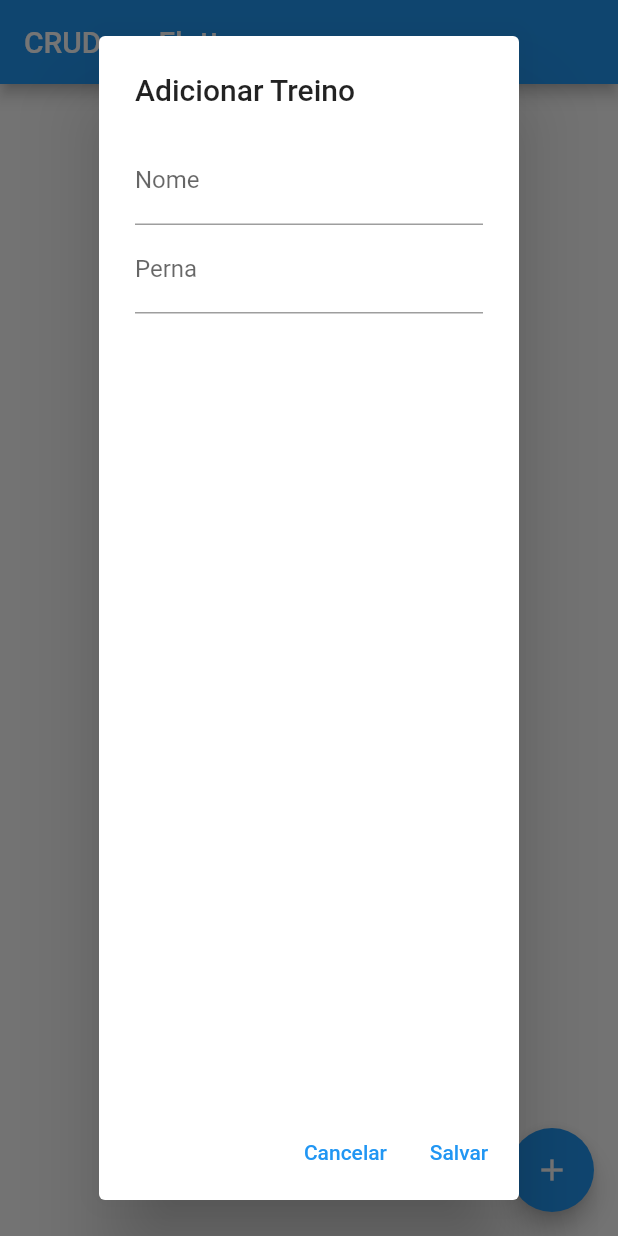
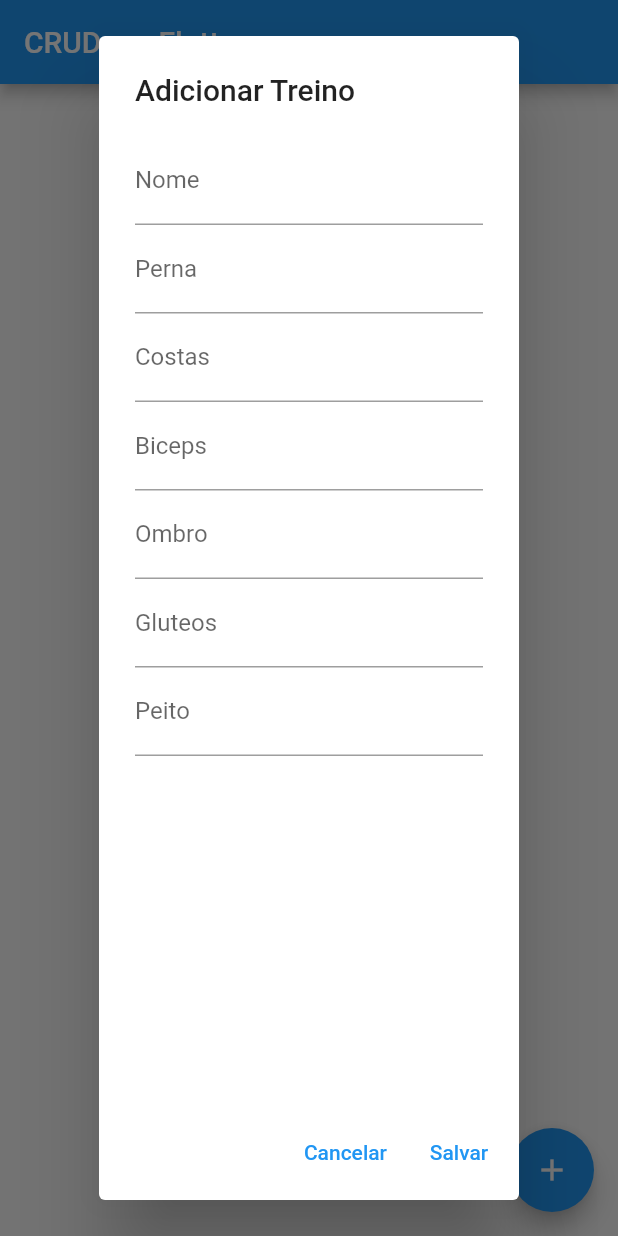
Before and after one commit to iftx999/App-Academy, a Flutter app: the TelaMenu4 screen opened directly, after a tap on the "add" icon, on a phone screen of 412 x 824 dp. Run offline on Flutter 3.47's test engine with Material 2 defaults, Android fonts, the phone set to English and light mode, and no system bars; our stand-ins replace google_fonts, sqflite; accounts and stored records are empty.

Commit message:
LAbels: Adicionar labels no form de treino

```diff
--- a/lib/page-1/iphone-8-plus-4.dart
+++ b/lib/page-1/iphone-8-plus-4.dart
@@ -107,6 +107,26 @@ class _TelaMenu4State extends State<TelaMenu4> {
                 controller: _pernaController,
                 decoration: InputDecoration(labelText: 'Perna'),
               ),
+              TextField(
+                controller: _bicepsController,
+                decoration: InputDecoration(labelText: 'Costas'),
+              ),
+              TextField(
+                controller: _bicepsController,
+                decoration: InputDecoration(labelText: 'Biceps'),
+              ),
+              TextField(
+                controller: _ombroController,
+                decoration: InputDecoration(labelText: 'Ombro'),
+              ),
+              TextField(
+                controller: _gluteosController,
+                decoration: InputDecoration(labelText: 'Gluteos'),
+              ),
+              TextField(
+                controller: _peitoController,
+                decoration: InputDecoration(labelText: 'Peito'),
+              ),
               // Adicione mais campos aqui, se necessário
             ],
           ),
```
